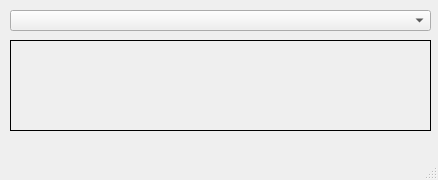
This is pogoda.ui in themasterid/SeeWeather as Qt 5 draws it before an edit. The edited form follows.
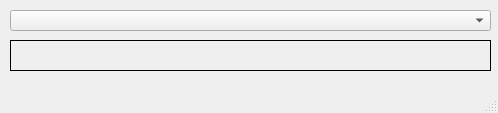
This is the edited form.

Patch:
```diff
--- a/pogoda.ui
+++ b/pogoda.ui
@@ -6,10 +6,22 @@
    <rect>
     <x>0</x>
     <y>0</y>
-    <width>438</width>
-    <height>180</height>
+    <width>498</width>
+    <height>113</height>
    </rect>
   </property>
+  <property name="minimumSize">
+   <size>
+    <width>498</width>
+    <height>113</height>
+   </size>
+  </property>
+  <property name="maximumSize">
+   <size>
+    <width>498</width>
+    <height>113</height>
+   </size>
+  </property>
   <property name="windowTitle">
    <string>MainWindow</string>
   </property>
@@ -19,10 +31,18 @@
      <rect>
       <x>10</x>
       <y>40</y>
-      <width>421</width>
-      <height>91</height>
+      <width>481</width>
+      <height>31</height>
      </rect>
     </property>
+    <property name="font">
+     <font>
+      <family>Times New Roman</family>
+      <pointsize>12</pointsize>
+      <weight>75</weight>
+      <bold>true</bold>
+     </font>
+    </property>
     <property name="frameShape">
      <enum>QFrame::Box</enum>
     </property>
@@ -35,10 +55,27 @@
      <rect>
       <x>10</x>
       <y>10</y>
-      <width>421</width>
+      <width>481</width>
       <height>21</height>
      </rect>
     </property>
+    <property name="font">
+     <font>
+      <family>Times New Roman</family>
+      <pointsize>12</pointsize>
+      <weight>75</weight>
+      <bold>true</bold>
+     </font>
+    </property>
+    <property name="editable">
+     <bool>false</bool>
+    </property>
+    <property name="currentText">
+     <string/>
+    </property>
+    <property name="maxVisibleItems">
+     <number>10</number>
+    </property>
    </widget>
   </widget>
   <widget class="QMenuBar" name="menubar">
```
Left out of the diff: 4 changed lines with no effect on the pictures.
